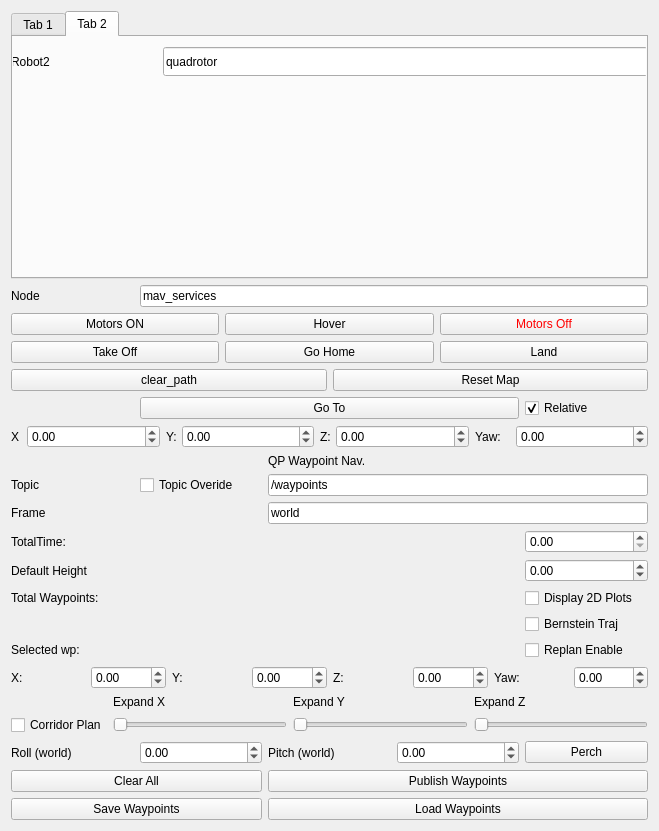
Above: waypoint_navigation_plugin/ui/WaypointNavigation.ui from arplaboratory/waypoint_navigation_plugin before the change. Below: the same form after it.
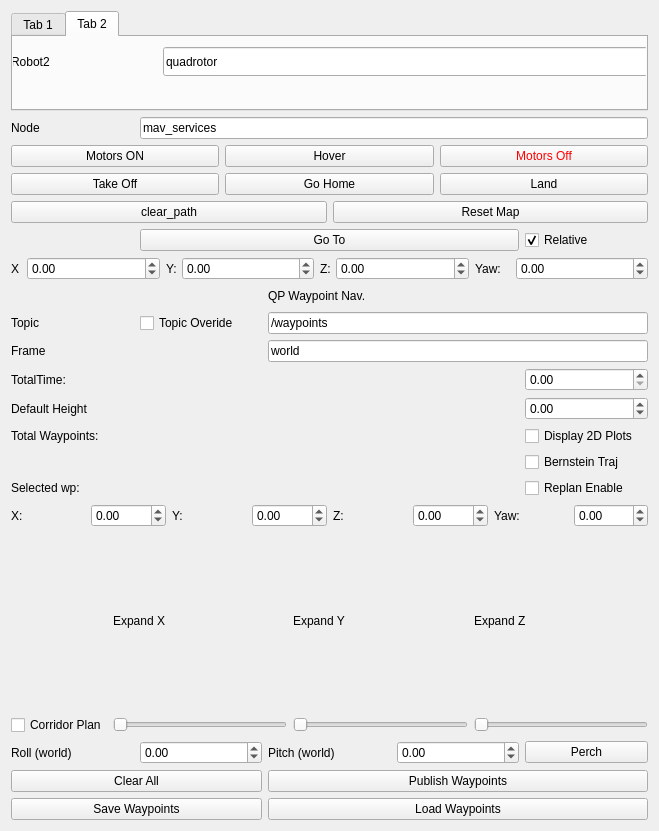
That is the form after the change.

Commit message: fixed two panel

Diff of the .ui file:
```diff
--- a/waypoint_navigation_plugin/ui/WaypointNavigation.ui
+++ b/waypoint_navigation_plugin/ui/WaypointNavigation.ui
@@ -320,6 +320,12 @@
    </item>
    <item row="0" column="0" colspan="5">
     <widget class="QTabWidget" name="tabWidget">
+     <property name="maximumSize">
+      <size>
+       <width>16777215</width>
+       <height>100</height>
+      </size>
+     </property>
      <property name="currentIndex">
       <number>1</number>
      </property>
```
The commit also changes 2 other files.
